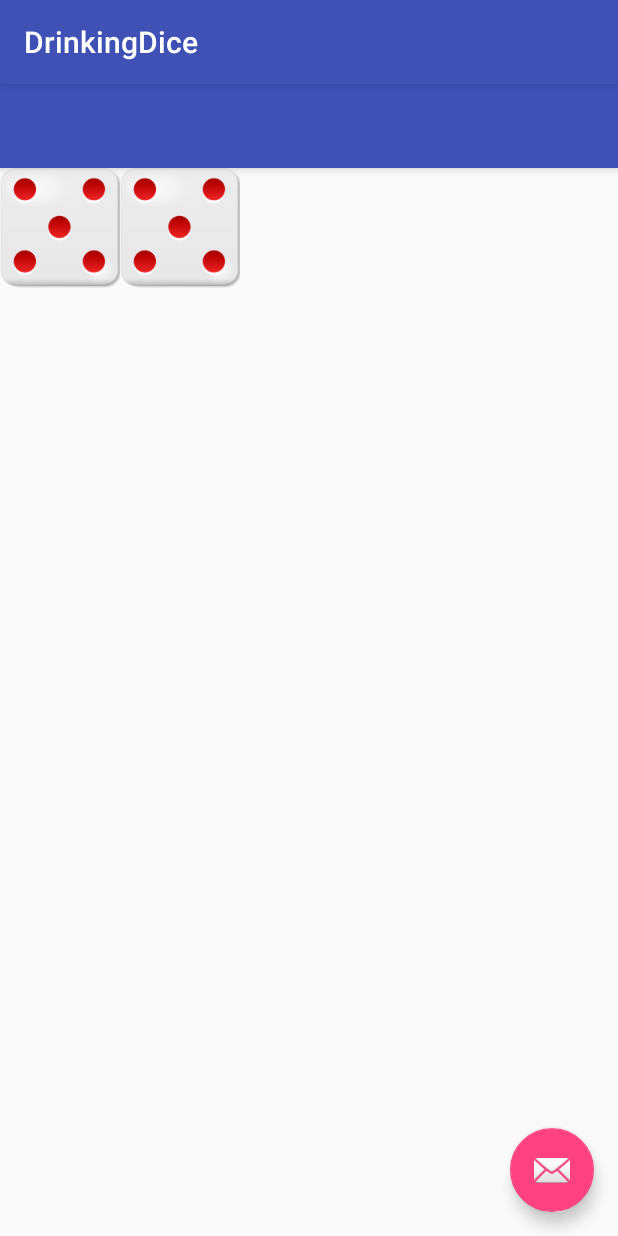
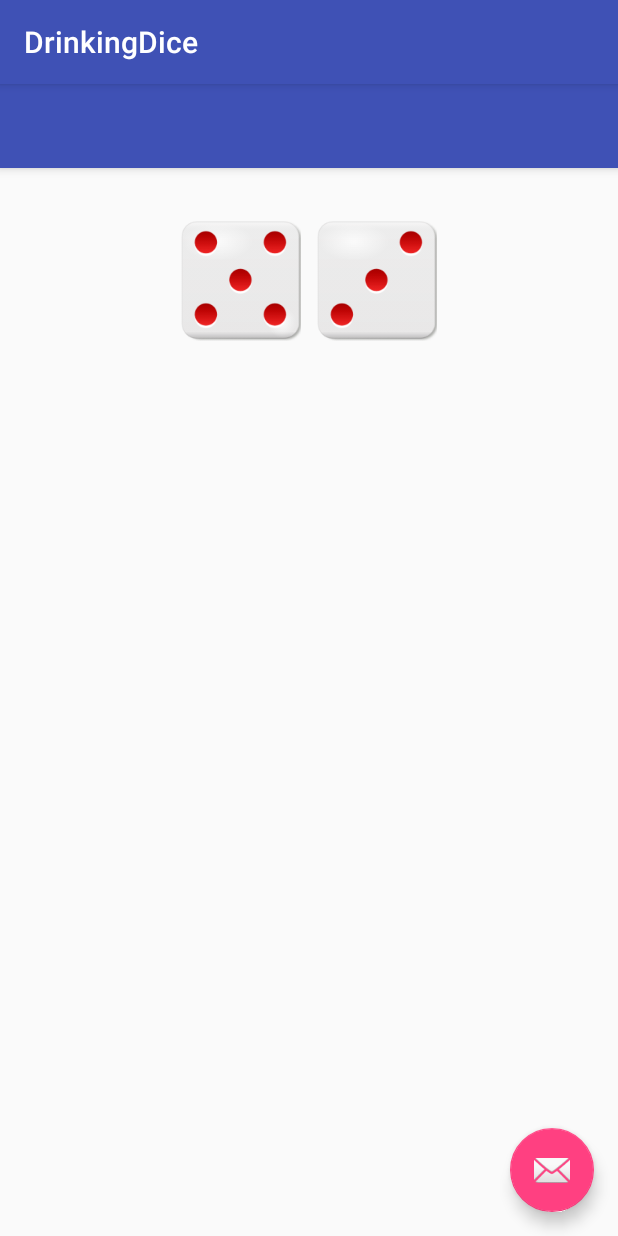
Before and after one commit to dsill/mob-dev, an Android app: the Game_twoDice screen opened directly, with no data from a screen before it, after a tap on an icon or button, on a phone screen of 412 x 824 dp. Run offline under Robolectric (Android 15) with nearby library versions, the phone set to English and light mode, and no system bars.

Commit message:
realigned dice on content page and made 2 dice return different different results

```diff
--- a/AlwaysSolved/DrinkingDice/app/src/main/java/com/alwayssolved/drinkingdice/Game_twoDice.java
+++ b/AlwaysSolved/DrinkingDice/app/src/main/java/com/alwayssolved/drinkingdice/Game_twoDice.java
@@ -37,17 +37,17 @@ public class Game_twoDice extends AppCompatActivity {
         //load dice sound
         sound_id = dice_sound.load(this, R.raw.shake_dice, 1);
 
-        HashMap<Integer, Integer> diceImages = new HashMap();
-        diceImages.put(1, Integer.valueOf(R.drawable.one));
-        diceImages.put(2, Integer.valueOf(R.drawable.two ));
-        diceImages.put(3, Integer.valueOf(R.drawable.three));
-        diceImages.put(4, Integer.valueOf(R.drawable.four ));
-        diceImages.put(5, Integer.valueOf(R.drawable.five));
-        diceImages.put(6, Integer.valueOf(R.drawable.six ));
+/*        HashMap<Integer, Integer> diceImages = new HashMap<>();
+        diceImages.put(1, R.drawable.one);
+        diceImages.put(2, R.drawable.two);
+        diceImages.put(3, R.drawable.three);
+        diceImages.put(4, R.drawable.four);
+        diceImages.put(5, R.drawable.five);
+        diceImages.put(6, R.drawable.six);
 
         for (int i = 1; i < qtyDice; i++) {
             //do something looped
-        }
+        }*/
 
         dicePicture1 = (ImageView) findViewById(R.id.imageView1);
         dicePicture2 = (ImageView) findViewById(R.id.imageView2);
@@ -67,16 +67,14 @@ public class Game_twoDice extends AppCompatActivity {
             //Start rolling sound
             dice_sound.play(sound_id, 1.0f, 1.0f, 0, 0, 1.0f);
             //Pause to allow image to update
-            timer.schedule(new Roll(), 1000);
+            timer.schedule(new Roll(), 600);
         }
     }
 
     //When pause completed message sent to callback
     class Roll extends TimerTask {
         public void run() {
-            for (int i = 1; i < qtyDice; i++) {
-                handler.sendEmptyMessage(0);
-            }
+            handler.sendEmptyMessage(0);
 
         }
     }
@@ -90,26 +88,42 @@ public class Game_twoDice extends AppCompatActivity {
             switch(rng.nextInt(6) + 1) {
                 case 1:
                     dicePicture1.setImageResource(R.drawable.one);
+                    break;
+                case 2:
+                    dicePicture1.setImageResource(R.drawable.two);
+                    break;
+                case 3:
+                    dicePicture1.setImageResource(R.drawable.three);
+                    break;
+                case 4:
+                    dicePicture1.setImageResource(R.drawable.four);
+                    break;
+                case 5:
+                    dicePicture1.setImageResource(R.drawable.five);
+                    break;
+                case 6:
+                    dicePicture1.setImageResource(R.drawable.six);
+                    break;
+                default:
+            }
+
+            switch(rng.nextInt(6) + 1) {
+                case 1:
                     dicePicture2.setImageResource(R.drawable.one);
                     break;
                 case 2:
-                    dicePicture1.setImageResource(R.drawable.two);
                     dicePicture2.setImageResource(R.drawable.two);
                     break;
                 case 3:
-                    dicePicture1.setImageResource(R.drawable.three);
                     dicePicture2.setImageResource(R.drawable.three);
                     break;
                 case 4:
-                    dicePicture1.setImageResource(R.drawable.four);
                     dicePicture2.setImageResource(R.drawable.four);
                     break;
                 case 5:
-                    dicePicture1.setImageResource(R.drawable.five);
                     dicePicture2.setImageResource(R.drawable.five);
                     break;
                 case 6:
-                    dicePicture1.setImageResource(R.drawable.six);
                     dicePicture2.setImageResource(R.drawable.six);
                     break;
                 default:
--- a/AlwaysSolved/DrinkingDice/app/src/main/res/layout/content_game_two_dice.xml
+++ b/AlwaysSolved/DrinkingDice/app/src/main/res/layout/content_game_two_dice.xml
@@ -6,19 +6,24 @@
     android:layout_height="match_parent"
     app:layout_behavior="@string/appbar_scrolling_view_behavior"
     tools:context=".Game_twoDice"
-    tools:showIn="@layout/activity_game_two_dice">
+    tools:showIn="@layout/activity_game_two_dice"
+    android:gravity="center_horizontal"
+    android:paddingTop="30dp">
+
 
     <ImageView android:id="@+id/imageView1"
         android:layout_width="wrap_content"
         android:layout_height="wrap_content"
         android:onClick="HandleClick"
-        android:src="@drawable/dice3droll" />
-
+        android:src="@drawable/dice3droll"
+        android:layout_margin="5dp" />
 
     <ImageView android:id="@+id/imageView2"
         android:layout_width="wrap_content"
         android:layout_height="wrap_content"
         android:onClick="HandleClick"
-        android:src="@drawable/dice3droll" />
+        android:src="@drawable/dice3droll"
+        android:layout_margin="5dp" />
+
 
 </LinearLayout>
```
Also changed, not shown: AlwaysSolved/DrinkingDice/app/src/main/res/layout/content_game_main_menu.xml (+4 -4 lines), AlwaysSolved/DrinkingDice/app/src/main/res/layout/content_game_one_dice.xml (+6 -3 lines).
